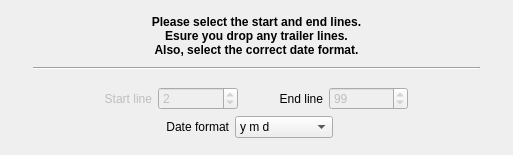
The window that kmymoney/plugins/csvimport/lines-datewizardpage.ui (KDE/kmymoney) describes before a commit, drawn with Qt 5.
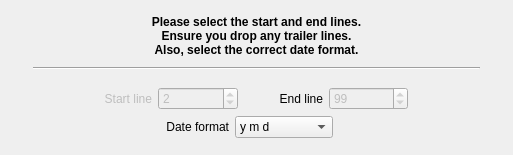
The same window after the commit. Custom widgets are drawn as their Qt base class.

What changed in the file:
```diff
--- a/kmymoney/plugins/csvimport/lines-datewizardpage.ui
+++ b/kmymoney/plugins/csvimport/lines-datewizardpage.ui
@@ -45,7 +45,7 @@
        </property>
        <property name="text">
         <string>Please select the start and end lines.
-Esure you drop any trailer lines.
+Ensure you drop any trailer lines.
 Also, select the correct date format.</string>
        </property>
        <property name="alignment">
```
